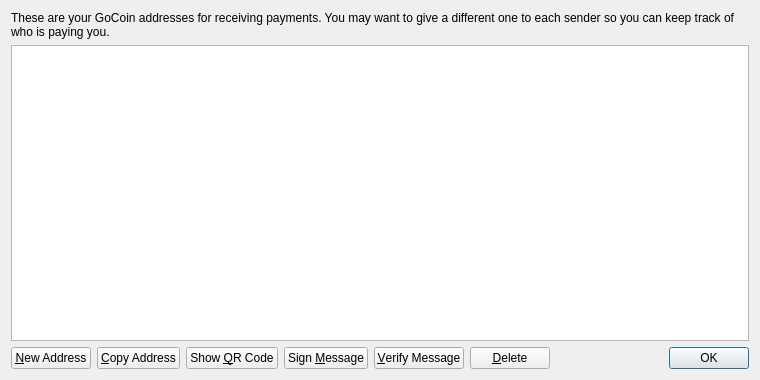
bumbacoin/xgox, file src/qt/forms/addressbookpage.ui: the form before one commit.
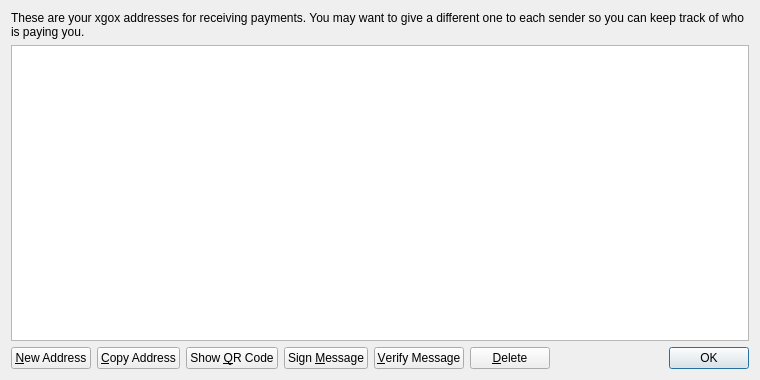
The form after the commit. Icons and pictures are not drawn.

Diff of the .ui file:
```diff
--- a/src/qt/forms/addressbookpage.ui
+++ b/src/qt/forms/addressbookpage.ui
@@ -17,7 +17,7 @@
    <item>
     <widget class="QLabel" name="labelExplanation">
      <property name="text">
-      <string>These are your GoCoin addresses for receiving payments. You may want to give a different one to each sender so you can keep track of who is paying you.</string>
+      <string>These are your xgox addresses for receiving payments. You may want to give a different one to each sender so you can keep track of who is paying you.</string>
      </property>
      <property name="textFormat">
       <enum>Qt::PlainText</enum>
```
Left out of the diff: 4 changed lines with no effect on the pictures.
